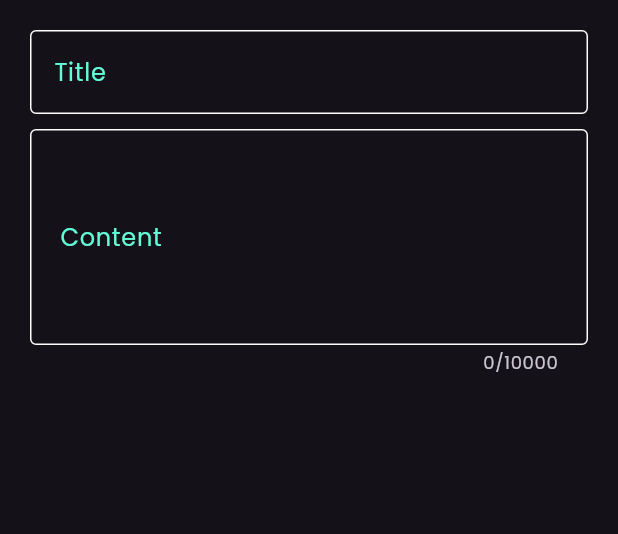
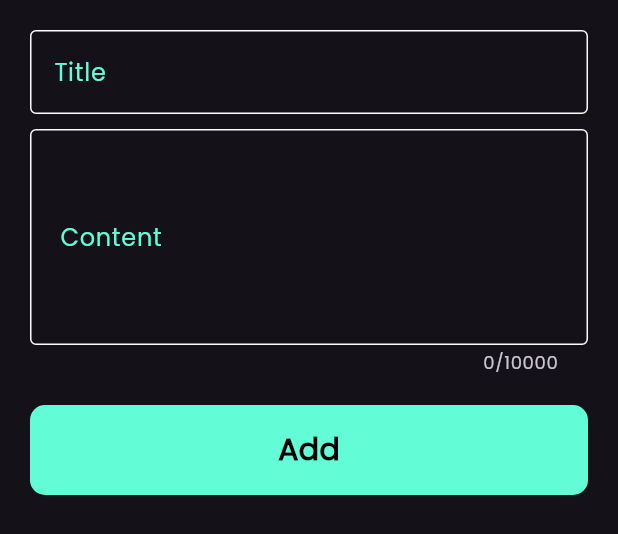
Before and after one commit to hamza-alhinawi/Note_App, a Flutter app: the AddNoteBottomSheet widget shown alone on an empty page, opened directly, on a phone screen of 412 x 824 dp. Shown: the top 534 px of the screen. Run offline on Flutter 3.47's test engine with Material 3 defaults, Android fonts, the phone set to English and light mode, and no system bars.

Commit message:
Finish notes bottom sheet

```diff
--- a/lib/widgets/add_bottom_sheet.dart
+++ b/lib/widgets/add_bottom_sheet.dart
@@ -1,4 +1,5 @@
 import 'package:flutter/material.dart';
+import 'package:note_app/widgets/custom_bottom.dart';
 import 'package:note_app/widgets/custom_text_field.dart';
 
 class AddNoteBottomSheet extends StatelessWidget {
@@ -8,7 +9,8 @@ class AddNoteBottomSheet extends StatelessWidget {
   Widget build(BuildContext context) {
     return Container(
       padding: EdgeInsets.all(20),
-      height: 400,
+      height: 600,
+      child: SingleChildScrollView(
         child: Column(
           children: [
             CustomTextField(hintText: 'Write a Title', labelText: 'Title'),
@@ -19,7 +21,11 @@ class AddNoteBottomSheet extends StatelessWidget {
               labelText: 'Content',
               maxLines: 10000,
             ),
+            SizedBox(height: 20),
+
+            CustomBottom(),
           ],
+        ),
       ),
     );
   }
--- /dev/null
+++ b/lib/widgets/custom_bottom.dart
@@ -0,0 +1,28 @@
+import 'package:flutter/material.dart';
+import 'package:note_app/constans.dart';
+
+class CustomBottom extends StatelessWidget {
+  const CustomBottom({super.key});
+
+  @override
+  Widget build(BuildContext context) {
+    return Container(
+      decoration: BoxDecoration(
+        color: kPrimaryColor,
+        borderRadius: BorderRadius.all(Radius.circular(10)),
+      ),
+      width: MediaQuery.of(context).size.width,
+      height: 60,
+      child: Center(
+        child: Text(
+          'Add',
+          style: TextStyle(
+            fontWeight: FontWeight.bold,
+            color: Colors.black,
+            fontSize: 20,
+          ),
+        ),
+      ),
+    );
+  }
+}
```
Lines whose indentation alone changed are shown as unchanged.
